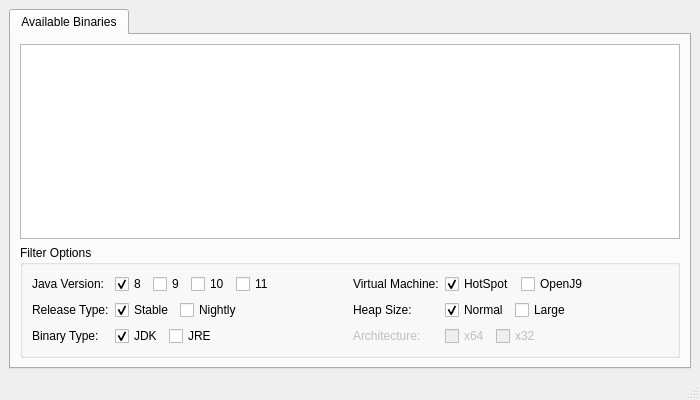
spikespaz-archives/archive-bundles, file interface.ui: the form before one commit.
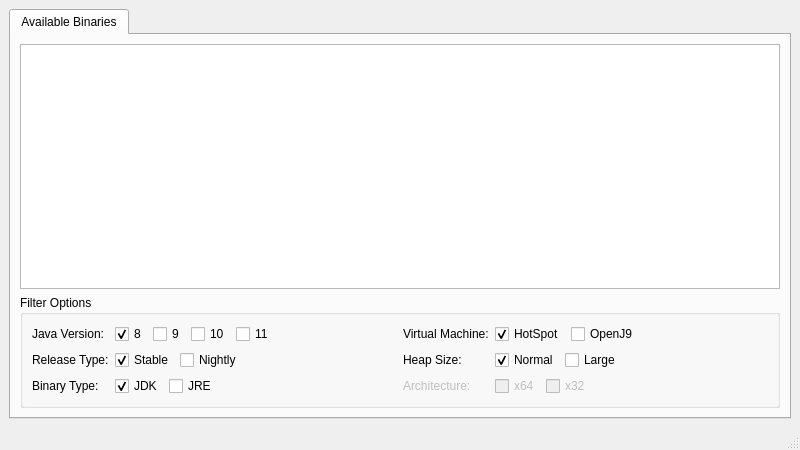
The form after the commit.

Commit message: Add stylistic changes to interface table view

```diff
--- a/interface.ui
+++ b/interface.ui
@@ -6,8 +6,8 @@
    <rect>
     <x>0</x>
     <y>0</y>
-    <width>700</width>
-    <height>400</height>
+    <width>800</width>
+    <height>450</height>
    </rect>
   </property>
   <property name="windowTitle">
@@ -30,6 +30,27 @@
           <property name="editTriggers">
            <set>QAbstractItemView::NoEditTriggers</set>
           </property>
+          <property name="alternatingRowColors">
+           <bool>true</bool>
+          </property>
+          <property name="selectionMode">
+           <enum>QAbstractItemView::SingleSelection</enum>
+          </property>
+          <property name="selectionBehavior">
+           <enum>QAbstractItemView::SelectRows</enum>
+          </property>
+          <property name="verticalScrollMode">
+           <enum>QAbstractItemView::ScrollPerPixel</enum>
+          </property>
+          <property name="horizontalScrollMode">
+           <enum>QAbstractItemView::ScrollPerPixel</enum>
+          </property>
+          <attribute name="horizontalHeaderStretchLastSection">
+           <bool>true</bool>
+          </attribute>
+          <attribute name="verticalHeaderVisible">
+           <bool>false</bool>
+          </attribute>
          </widget>
         </item>
         <item>
```
The commit also changes 1 other file.
